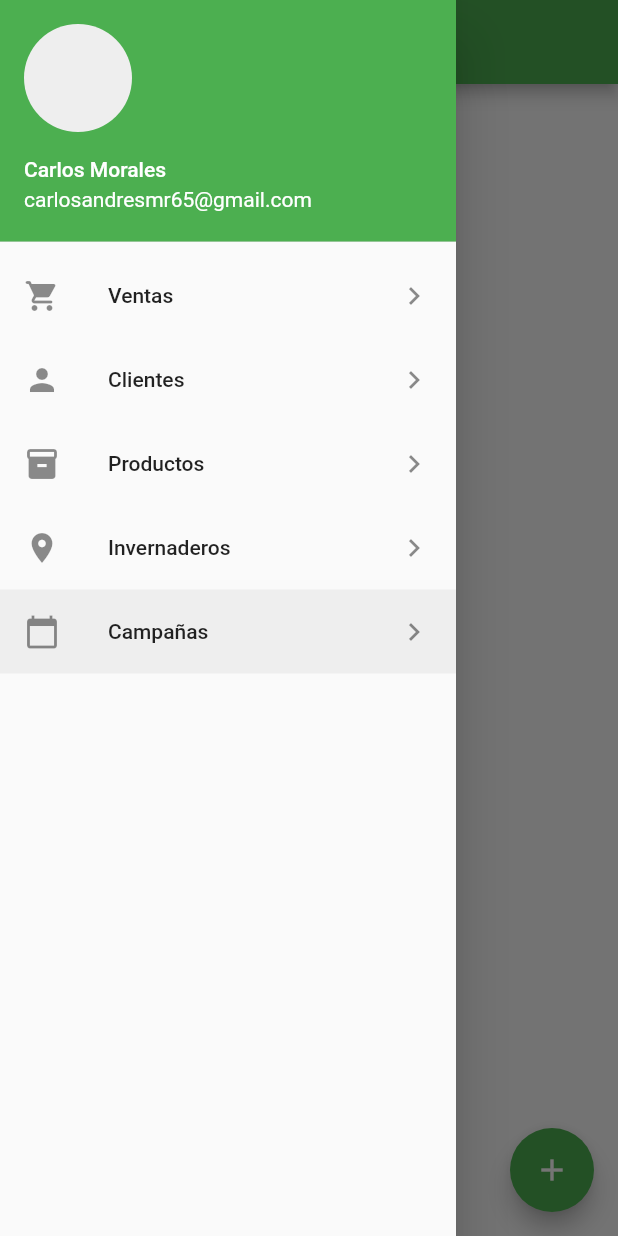
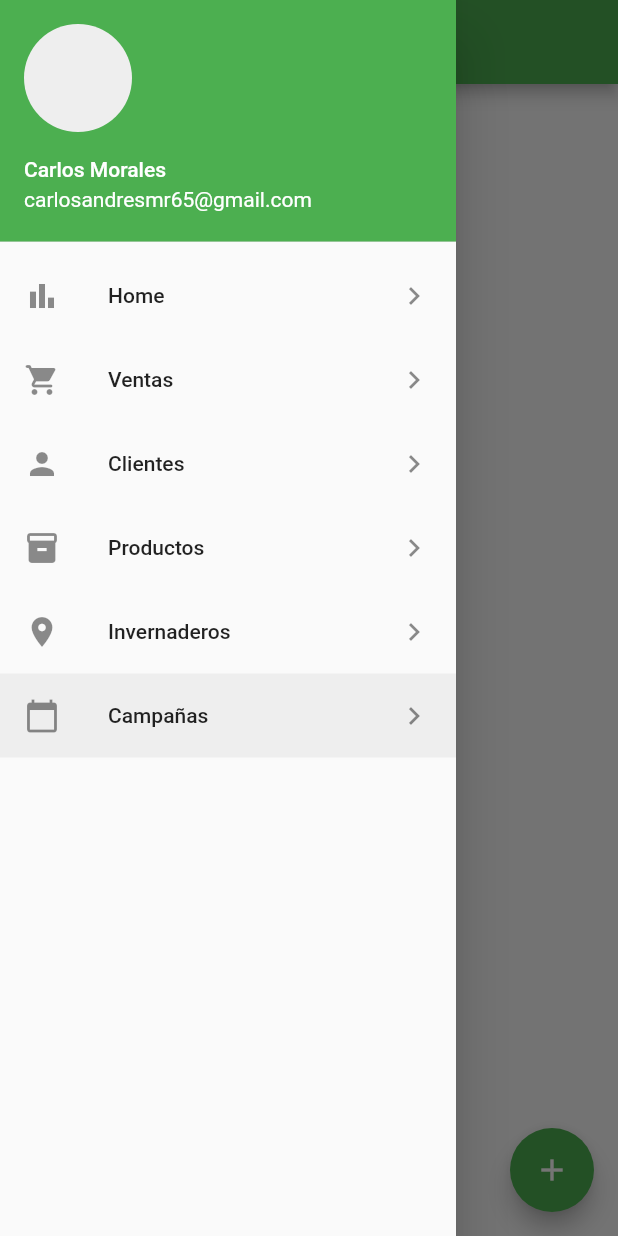
Before and after one commit to cjosue15/flutter-pepinos, a Flutter app: the CampaniasListPage screen opened by its route, with the side drawer open, on a phone screen of 412 x 824 dp. Run offline on Flutter 3.47's test engine with Material 2 defaults, Android fonts, the phone set to English and light mode, and no system bars; our stand-ins replace dio, flutter_masked_text; statements that could not run were skipped.

Commit message:
refactor(drawer): add Home and replace routes / to ventas

```diff
--- a/lib/src/widgets/drawer_menu.dart
+++ b/lib/src/widgets/drawer_menu.dart
@@ -19,10 +19,11 @@ class DrawerMenu extends StatefulWidget {
 
 class _DrawerMenuState extends State<DrawerMenu> {
   final List<DrawerItem> _listViewData = [
+    DrawerItem(title: 'Home', icon: Icon(Icons.bar_chart), navigateTo: '/'),
     DrawerItem(
         title: 'Ventas',
         icon: Icon(Icons.shopping_cart_rounded),
-        navigateTo: '/'),
+        navigateTo: 'ventas'),
     DrawerItem(
         title: 'Clientes', icon: Icon(Icons.person), navigateTo: 'clientes'),
     DrawerItem(
```
